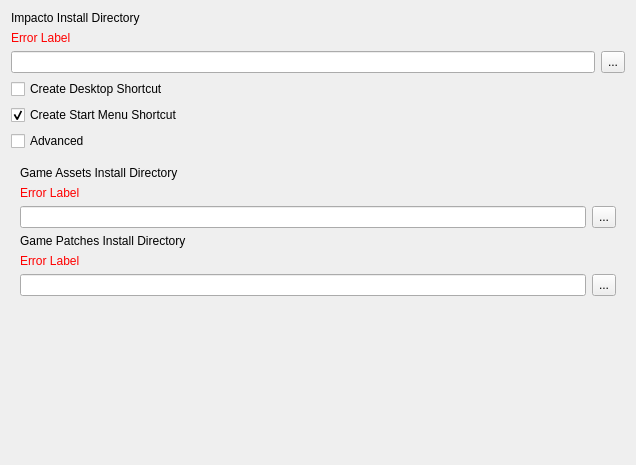
Old version of the form installer/packages/com.committeeofzero.installer/meta/targetDirectories.ui in the repository CommitteeOfZero/dirac-sea.
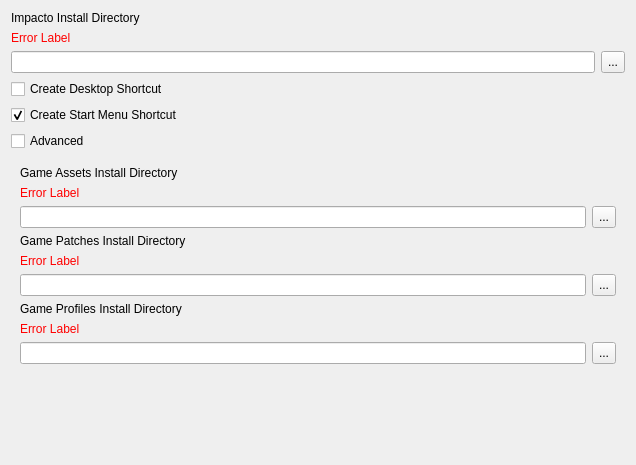
New version of the form.

Commit message: Custom profiles dir and linux support

```diff
--- a/installer/packages/com.committeeofzero.installer/meta/targetDirectories.ui
+++ b/installer/packages/com.committeeofzero.installer/meta/targetDirectories.ui
@@ -201,6 +201,53 @@
         </item>
        </layout>
       </item>
+      <item>
+       <widget class="QLabel" name="labelProfilesInstall">
+        <property name="text">
+         <string>Game Profiles Install Directory</string>
+        </property>
+       </widget>
+      </item>
+      <item>
+       <widget class="QLabel" name="labelProfilesError">
+        <property name="styleSheet">
+         <string notr="true">color: red;</string>
+        </property>
+        <property name="text">
+         <string>Error Label</string>
+        </property>
+       </widget>
+      </item>
+      <item>
+       <layout class="QHBoxLayout" name="horizontalLayout_3">
+        <item>
+         <widget class="QLineEdit" name="targetDirectoryProfiles">
+          <property name="readOnly">
+           <bool>false</bool>
+          </property>
+         </widget>
+        </item>
+        <item>
+         <widget class="QToolButton" name="targetChooserProfiles">
+          <property name="sizePolicy">
+           <sizepolicy hsizetype="Fixed" vsizetype="Preferred">
+            <horstretch>0</horstretch>
+            <verstretch>0</verstretch>
+           </sizepolicy>
+          </property>
+          <property name="minimumSize">
+           <size>
+            <width>0</width>
+            <height>0</height>
+           </size>
+          </property>
+          <property name="text">
+           <string>...</string>
+          </property>
+         </widget>
+        </item>
+       </layout>
+      </item>
      </layout>
     </widget>
    </item>
```
The commit also changes 3 other files.
